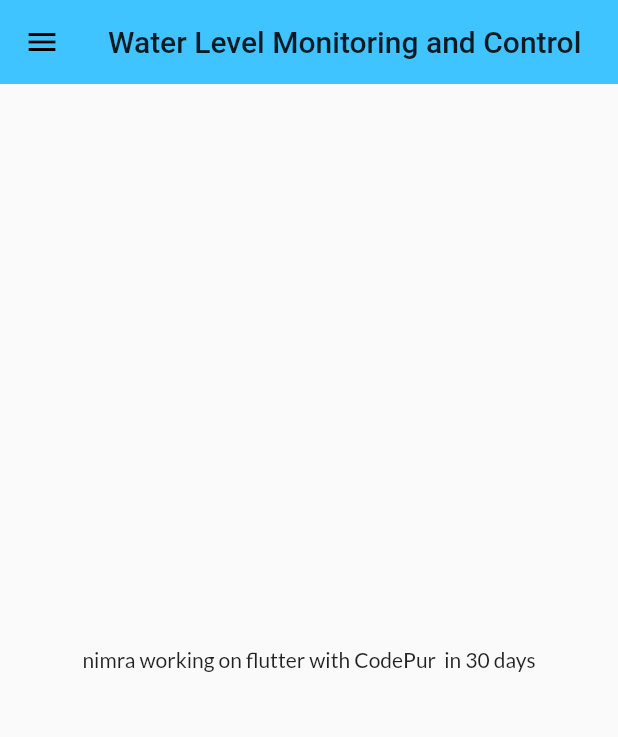
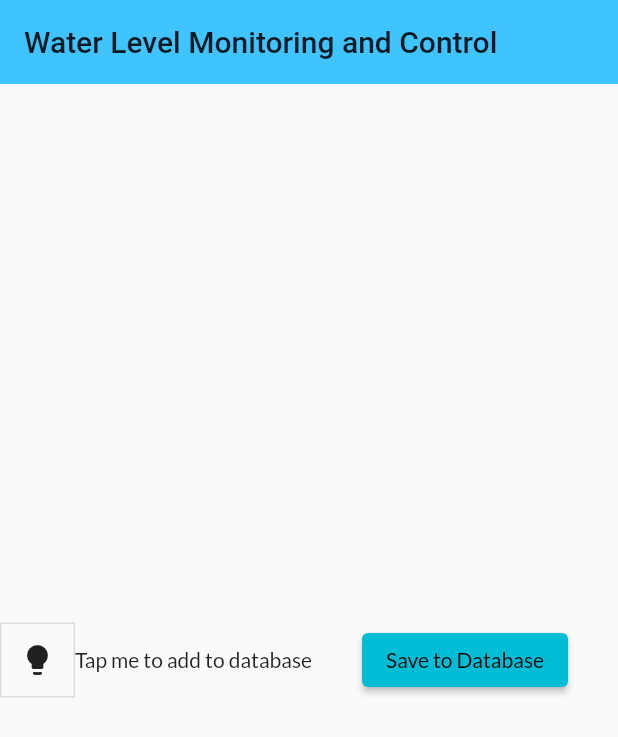
Before and after one commit to NimraZeeshan/flutter_codepur_practice, a Flutter app: the screen it shows after launch, on a phone screen of 412 x 824 dp. Shown: the top 737 px of the screen. Run offline on Flutter 3.47's test engine with Material 2 defaults, Android fonts, the phone set to English and light mode, and no system bars; our stand-ins replace firebase_core, firebase_database, font_awesome_flutter, google_fonts; accounts and stored records are empty.

Commit message:
Added data to Firebase While Clicking on Button

```diff
--- a/lib/Screens/buttons/login_button.dart
+++ b/lib/Screens/buttons/login_button.dart
@@ -37,7 +37,8 @@ class _LoginButtonState extends State<LoginButton> {
               ),
         decoration: BoxDecoration(
           //   shape: changeButton ? BoxShape.circle : BoxShape.rectangle,
-          borderRadius: BorderRadius.circular(changeButton ? 50 : 8),
+          borderRadius: BorderRadius.circular(changeButton ? 50 : 30),
+          //borderRadius: BorderRadius.circular(10),
           color: Colors.blue,
         ),
       ),
--- a/lib/Screens/home_page.dart
+++ b/lib/Screens/home_page.dart
@@ -1,21 +1,91 @@
 import 'package:flutter/material.dart';
-import 'package:flutter_codepur_practice/widgets/drawer.dart';
+//import 'package:flutter_codepur_practice/widgets/drawer.dart';
+import 'package:firebase_database/firebase_database.dart';
+import 'package:firebase_core/firebase_core.dart';
 
-class Homepage extends StatelessWidget {
+class Homepage extends StatefulWidget {
+  @override
+  _HomepageState createState() => _HomepageState();
+}
+
+class _HomepageState extends State<Homepage> {
+   final Future<FirebaseApp> _future = Firebase.initializeApp();
   final days = 30;
-  final name = 'nimra';
+  final bool _isSelected = false;
+  List<bool> _isToggle = List.generate(1, (_) => false);
+//  final name = 'nimra';
+  final databaseref = FirebaseDatabase.instance.reference();
+   final textcontroller = TextEditingController();
+
+  void addData(String data, bool _isToggle) {
+    databaseref.push().set({
+      'distance': data,
+      'state': _isToggle,
+      'name': data,
+      'comment': 'A good season'
+    });
+  }
+  void printFirebase(){
+    databaseref.once().then((DataSnapshot snapshot) {
+      print('Data : ${snapshot.value}');
+    });
+  }
+
   @override
   Widget build(BuildContext context) {
     return (Scaffold(
       appBar: AppBar(
         title: Text("Water Level Monitoring and Control"),
       ),
-      body: Center(
-        child: Container(
-          child: Text('$name working on flutter with CodePur  in $days days'),
-        ),
-      ),
-      drawer: MyDrawer(),
-    ));
+      body: FutureBuilder(future: _future,
+      builder: (context, snapshot){
+      if(snapshot.hasError){
+        return Text(snapshot.error.toString());
+      }
+      else{
+        return Row(
+        children: [
+          SizedBox(
+            child: Container(
+              child: ToggleButtons(
+                children: [Icon(Icons.lightbulb)],
+                isSelected: _isToggle,
+                onPressed: (int index) {
+                  setState(() {
+                    _isToggle[index] = !_isToggle[index];
+                  });
+                },
+              ),
+            ),
+          ),
+          Text("Tap me to add to database"),
+
+          Expanded(
+            child: Center(
+              child: ElevatedButton(
+                  child: Text("Save to Database"),
+                  onPressed: () {
+                    addData(textcontroller.text, _isSelected);
+                    TextField(controller: textcontroller);
+
+                    //call method flutter upload
+                  }),
+            ),
+          ),
+
+          //Container(child: SizedBox(height: 25)
+          // Text('$name working on flutter with CodePur  in $days days'),
+        ],
+
+
+      );
+     // drawer: MyDrawer();
+
+
+      }
+      },
+     )
+    )
+    );
   }
 }
--- a/lib/Screens/login_page.dart
+++ b/lib/Screens/login_page.dart
@@ -1,4 +1,6 @@
 import 'package:flutter/material.dart';
+import 'package:flutter_codepur_practice/Screens/buttons/Google_SignUp_Button.dart';
+//import 'package:flutter_codepur_practice/utils/background_painter.dart';
 import 'package:flutter_codepur_practice/utils/routes.dart';
 
 class LoginPage extends StatefulWidget {
@@ -33,8 +35,10 @@ class _LoginPageState extends State<LoginPage> {
           key: _formKey,
           child: Column(
             children: [
+              //CustomPaint(painter: BackgroundPainter()),
               Image.asset("assets/images/Login_image.png",
                   height: 160, fit: BoxFit.cover),
+
               SizedBox(
                 height: 20,
               ),
@@ -122,6 +126,7 @@ class _LoginPageState extends State<LoginPage> {
                   ],
                 ),
               ),
+              GoogleSignupButton(),
             ],
           ),
         ),
--- a/lib/main.dart
+++ b/lib/main.dart
@@ -16,9 +16,9 @@ class MyApp extends StatelessWidget {
       theme: MyTheme.lightTheme(context),
       darkTheme: MyTheme.darkTheme(context),
       debugShowCheckedModeBanner: false,
-      initialRoute: MyRoutes.homeRoute,
+      //  initialRoute: MyRoutes.homeRoute,
       routes: {
-        "/": (context) => LoginPage(),
+        "/": (context) => Homepage(),
         MyRoutes.homeRoute: (context) => Homepage(),
         MyRoutes.loginRoute: (context) => LoginPage()
       },
--- a/pubspec.yaml
+++ b/pubspec.yaml
@@ -29,10 +29,13 @@ dependencies:
   # Use with the CupertinoIcons class for iOS style icons.
   cupertino_icons: ^1.0.2
   google_fonts: ^2.1.0
+  font_awesome_flutter: ^9.1.0
 
 dev_dependencies:
   flutter_test:
     sdk: flutter
+  firebase_database:
+  firebase_core :
 
 # For information on the generic Dart part of this file, see the
 # following page: https://dart.dev/tools/pub/pubspec
```
Also changed, not shown: lib/Screens/buttons/Google_SignUp_Button.dart (added, +24 -0 lines), lib/Screens/models/catalougue.dart (added, +15 -0 lines), lib/widgets/drawer.dart (line endings or trailing spaces), pubspec.lock, 3 other files.
